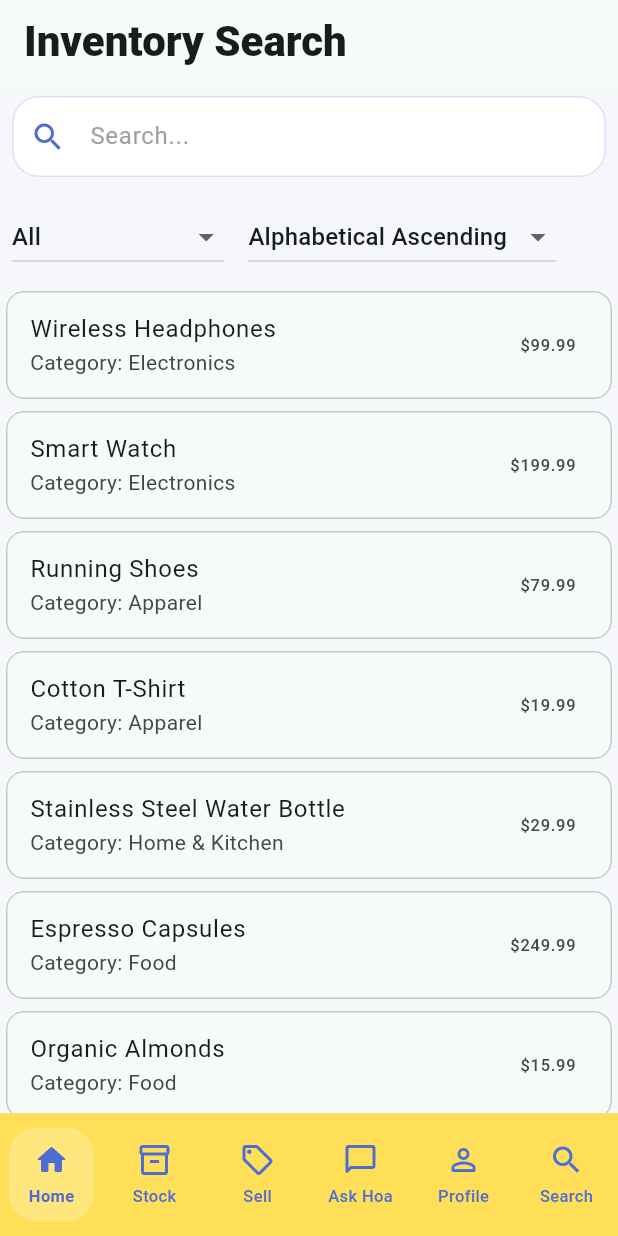
After one commit to UOA-CS734-S2-2026/project-implementation-helper-hoa, a Flutter app: the screen it shows after launch, scrolled down 79 dp, after a tap on "Search", on a phone screen of 412 x 824 dp. The commit adds this screen. Run offline on Flutter 3.47's test engine with Material 3 defaults, Android fonts, the phone set to English and light mode, and no system bars; our stand-ins replace file_picker, go_router, image_picker.

Commit message:
Created Inventory_Page with associated Item Stubs Added Inventory_Page to the bottom navigation bar

```diff
--- /dev/null
+++ b/lib/features/inventory_page.dart
@@ -0,0 +1,261 @@
+import 'dart:io';
+
+import 'package:file_picker/file_picker.dart';
+import 'package:flutter/material.dart';
+import 'package:image_picker/image_picker.dart';
+import 'package:flutter/material.dart';
+import '../theme_extensions.dart';
+
+
+class InventoryPage extends StatefulWidget {
+  const InventoryPage({super.key});
+
+  @override
+  State<InventoryPage> createState() => _InventoryPageState();
+}
+
+class _InventoryPageState extends State<InventoryPage> {
+  //TODO:Implement fetching items from server and displaying them in a list view
+  final List<Item> _items = [Item(
+    name: 'Wireless Headphones',
+    index: '0',
+    category: 'Electronics',
+    price: '\$99.99',
+    quantity: 10,
+  ),
+  Item(
+    name: 'Smart Watch',
+    index: '1',
+    category: 'Electronics',
+    price: '\$199.99',
+    quantity: 5,
+  ),
+  Item(
+    name: 'Running Shoes',
+    index: '2',
+    category: 'Apparel',
+    price: '\$79.99',
+    quantity: 20,
+  ),
+  Item(
+    name: 'Cotton T-Shirt',
+    index: '3',
+    category: 'Apparel',
+    price: '\$19.99',
+    quantity: 50,
+  ),
+  Item(
+    name: 'Stainless Steel Water Bottle',
+    index: '4',
+    category: 'Home & Kitchen',
+    price: '\$29.99',
+    quantity: 15,
+  ),
+  Item(
+    name: 'Espresso Capsules',
+    index: '5',
+    category: 'Food',
+    price: '\$249.99',
+    expireDate: '2026-11-20',
+    quantity: 3,
+  ),
+  Item (
+    category: 'Food',
+    name: 'Organic Almonds',
+    index: '6',
+    price: '\$15.99',
+    expireDate: '2026-12-31',
+    quantity: 25,)
+    ];
+
+  List<Item> _filteredItems = [];
+  String _searchQuery = '';
+  String selectedCategory = 'All';
+  String orderBy = 'Alphabetical Ascending';
+
+  @override
+  void initState() {
+    super.initState();
+    _filteredItems = _items;
+  }
+
+  void _filterItems() {
+    setState(() {
+      _filteredItems = _items.where((item) {
+        final matchesSearchQuery = item.name.toLowerCase().contains(_searchQuery.toLowerCase());
+        final matchesCategory = selectedCategory == 'All' || item.category == selectedCategory;
+        return matchesSearchQuery && matchesCategory;
+      }).toList();
+
+      switch (orderBy) {
+        case 'Alphabetical Ascending':
+          _filteredItems.sort((a, b) => a.name.compareTo(b.name));
+          break;
+        case 'Alphabetical Descending':
+          _filteredItems.sort((a, b) => b.name.compareTo(a.name));
+          break;
+        case 'Price Ascending':
+          _filteredItems.sort((a, b) => double.parse(a.price.substring(1)).compareTo(double.parse(b.price.substring(1))));
+          break;
+        case 'Price Descending':
+          _filteredItems.sort((a, b) => double.parse(b.price.substring(1)).compareTo(double.parse(a.price.substring(1))));
+          break;
+        case 'Expire Date Ascending':
+          _filteredItems.sort((a, b) => a.expireDate.compareTo(b.expireDate));
+          break;
+        case 'Expire Date Descending':
+          _filteredItems.sort((a, b) => b.expireDate.compareTo(a.expireDate));
+          break;
+      }
+    });
+  }
+
+  @override
+  Widget build(BuildContext context) {
+    return Scaffold(
+      appBar: AppBar(
+        title: Text(
+                'Inventory Search',
+                style: TextStyle(
+                  fontSize: 28,
+                  fontWeight: FontWeight.w800,
+                  color: context.primaryText,
+                ),
+        )
+      ),
+      body: Column(
+        children: [
+          Padding(
+            padding: const EdgeInsets.all(8.0),
+            child: TextField(
+              decoration: InputDecoration(
+                  hintText: 'Search...',
+                  hintStyle: TextStyle(color: Colors.grey.shade500),
+                  prefixIcon: const Icon(Icons.search, color: Color(0xFF4E6CD6)),
+                  filled: true,
+                  fillColor: Colors.white,
+                  border: OutlineInputBorder(
+                    borderRadius: BorderRadius.circular(18),
+                    borderSide: BorderSide(
+                      color: const Color(0xFF4E6CD6).withValues(alpha: 0.2),
+                    ),
+                  ),
+                  enabledBorder: OutlineInputBorder(
+                    borderRadius: BorderRadius.circular(18),
+                    borderSide: BorderSide(
+                      color: const Color(0xFF4E6CD6).withValues(alpha: 0.2),
+                    ),
+                  ),
+                  focusedBorder: OutlineInputBorder(
+                    borderRadius: BorderRadius.circular(18),
+                    borderSide:
+                        const BorderSide(color: Color(0xFF4E6CD6), width: 1.5),
+                  ),
+                  contentPadding: const EdgeInsets.symmetric(
+                    horizontal: 16,
+                    vertical: 15,
+                  ),
+                ),
+              onChanged: (value) {
+                _searchQuery = value;
+                _filterItems();
+              },
+            ),
+          ),
+          Padding(
+            padding: const EdgeInsets.all(8.0),
+            child: Row(
+              children: [
+                DropdownButton<String>(
+                  value: selectedCategory,
+                  items: <String>['All', 'Electronics', 'Apparel', 'Home & Kitchen']
+                      .map<DropdownMenuItem<String>>((String value) {
+                    return DropdownMenuItem<String>(
+                      value: value,
+                      child: Text(value),
+                    );
+                  }).toList(),
+                  onChanged: (String? newValue) {
+                    setState(() {
+                      selectedCategory = newValue!;
+                      _filterItems();
+                    });
+                  },
+                ),
+                const SizedBox(width: 16),
+                DropdownButton<String>(
+                  value: orderBy,
+                  items: <String>['Alphabetical Ascending',
+                                  'Alphabetical Descending',
+                                  'Price Ascending',
+                                  'Price Descending',
+                                  'Expire Date Ascending',
+                                  'Expire Date Descending']
+                      .map<DropdownMenuItem<String>>((String value) {
+                    return DropdownMenuItem<String>(
+                      value: value,
+                      child: Text(value),
+                    );
+                  }).toList(),
+                  onChanged: (String? newValue) {
+                    setState(() {
+                      orderBy = newValue!;
+                      _filterItems();
+                    });
+                  },
+                ),
+              ],
+            ),
+          ),
+          Expanded(
+            child: ListView.builder(
+              itemCount: _filteredItems.length,
+              itemBuilder: (context, index) {
+                final item = _filteredItems[index];
+                return Card.outlined(
+                  clipBehavior: Clip.antiAlias,
+                  child: InkWell(
+                    splashColor: Colors.blue.withAlpha(30),
+                    onTap: () {
+                      debugPrint('Card tapped.');
+                    },
+                    child: Column(
+                      crossAxisAlignment: CrossAxisAlignment.start,
+                      children: [
+                        ListTile(
+                          title: Text(item.name),
+                          subtitle: Text('Category: ${item.category}'),
+                          trailing: Text(item.price),
+                        ),
+                      ],
+
+
+                    ),
+                  )
+                );
+              },
+            ),
+          ),
+        ],
+      ),
+    );
+  }
+}
+
+class Item {
+  final String name;
+  final String index;
+  final String category;
+  final String price;
+  final String expireDate;
+  final int quantity;
+
+  Item({
+    required this.name,
+    required this.index,
+    required this.category,
+    required this.price,
+    this.expireDate = '',
+    required this.quantity,
+  });
+}
--- a/lib/features/my_home.dart
+++ b/lib/features/my_home.dart
@@ -56,6 +56,9 @@ class MyHome extends StatelessWidget {
               break;
             case 4:
               context.go('/profile');
+              break;
+            case 5:
+              context.go('/inventory');
               break;
           }
         },
@@ -320,3 +323,14 @@ class _ProfilePage extends StatelessWidget {
     );
   }
 }
+
+class _InventoryPage extends StatelessWidget {
+  const _InventoryPage();
+
+  @override
+  Widget build(BuildContext context) {
+    return const Scaffold(
+      body: Center(child: Text('Inventory')),
+    );
+  }
+}
--- a/lib/main.dart
+++ b/lib/main.dart
@@ -9,6 +9,7 @@ import 'features/sell_page.dart';
 import 'features/settings_page.dart';
 import 'features/stock_page.dart';
 import 'theme_controller.dart';
+import 'features/inventory_page.dart';
 
 void main() {
   runApp(const HelperHoaApp());
@@ -48,6 +49,10 @@ class HelperHoaApp extends StatelessWidget {
             GoRoute(
               path: '/settings',
               builder: (context, state) => const SettingsPage(),
+            ),
+            GoRoute(
+              path: '/inventory',
+              builder: (context, state) => const InventoryPage(),
             ),
           ],
         ),
--- a/lib/widgets/app_bottom_nav.dart
+++ b/lib/widgets/app_bottom_nav.dart
@@ -68,6 +68,15 @@ class AppBottomNav extends StatelessWidget {
               onTap: onItemSelected,
               blue: blue,
             ),
+            _navItem(
+              index: 5,
+              label: 'Search',
+              selected: selectedIndex == 5,
+              normalIcon: Icons.search_outlined,
+              selectedIcon: Icons.search_rounded,
+              onTap: onItemSelected,
+              blue: blue,
+            ),
           ],
         ),
       ),
```
